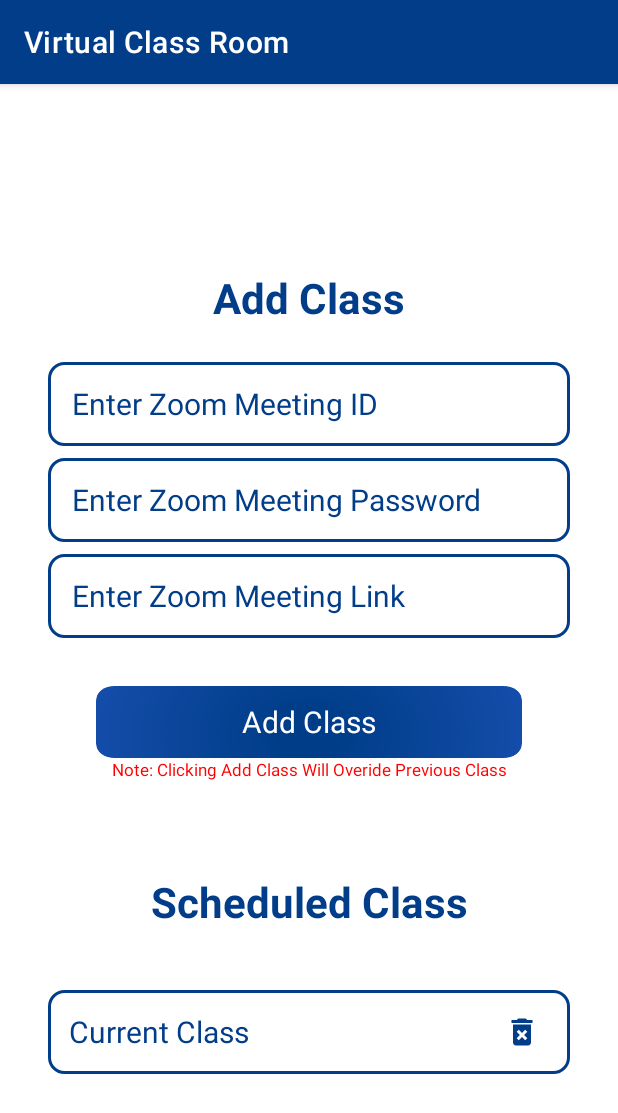
After one commit to SagheerHussainZardari/VirtualClassRoom, an Android app: the fragment ScheduleClassFragment shown on its own in the app's theme, on a phone screen of 412 x 824 dp. The commit adds this screen. Shown: the top 1113 px of the screen. Run offline under Robolectric (Android 15) with nearby library versions, the phone set to English and light mode, and no system bars.

Commit message:
Added ScheduleClassFragment.kt UI now implement Functionality to upload Data

```diff
--- a/app/src/main/java/com/sagheerhussainzardari/virtualclassroom/StudentFiles/StudentFragments/StudentCheckForClassesFragment.kt
+++ b/app/src/main/java/com/sagheerhussainzardari/virtualclassroom/StudentFiles/StudentFragments/StudentCheckForClassesFragment.kt
@@ -17,7 +17,7 @@ import com.sagheerhussainzardari.virtualclassroom.R
 import com.sagheerhussainzardari.virtualclassroom.StudentFiles.Adapters.CurrentClassesAdapter
 import com.sagheerhussainzardari.virtualclassroom.StudentFiles.Models.CurrentClassModel
 import com.sagheerhussainzardari.virtualclassroom.StudentFiles.StudentHomeActivity
-import kotlinx.android.synthetic.main.fragment_student_check_for_classes.*
+import kotlinx.android.synthetic.main.fragment_student_checkforclasses.*
 
 class StudentCheckForClassesFragment : Fragment() {
 
@@ -32,7 +32,7 @@ class StudentCheckForClassesFragment : Fragment() {
         savedInstanceState: Bundle?
     ): View? {
         // Inflate the layout for this fragment
-        return inflater.inflate(R.layout.fragment_student_check_for_classes, container, false)
+        return inflater.inflate(R.layout.fragment_student_checkforclasses, container, false)
     }
 
     override fun onViewCreated(view: View, savedInstanceState: Bundle?) {
--- a/app/src/main/java/com/sagheerhussainzardari/virtualclassroom/StudentFiles/StudentHomeActivity.kt
+++ b/app/src/main/java/com/sagheerhussainzardari/virtualclassroom/StudentFiles/StudentHomeActivity.kt
@@ -49,7 +49,7 @@ class StudentHomeActivity : AppCompatActivity() {
 
         appBarConfiguration = AppBarConfiguration(
             setOf(
-                R.id.nav_studenthomefragment,
+                R.id.nav_studentHomeFragment,
                 R.id.nav_studentCheckForClassesFragment
             ), drawerLayout
         )
@@ -109,7 +109,7 @@ class StudentHomeActivity : AppCompatActivity() {
 
         val navController = findNavController(R.id.nav_host_fragment)
 
-        if (navController.currentDestination!!.id != R.id.nav_studenthomefragment) {
+        if (navController.currentDestination!!.id != R.id.nav_studentHomeFragment) {
             super.onBackPressed()
         } else {
             finishAffinity()
--- a/app/src/main/java/com/sagheerhussainzardari/virtualclassroom/TeacherFiles/TeacherFragments/AfterClassSelectedFragment.kt
+++ b/app/src/main/java/com/sagheerhussainzardari/virtualclassroom/TeacherFiles/TeacherFragments/AfterClassSelectedFragment.kt
@@ -6,7 +6,8 @@ import android.view.View
 import android.view.ViewGroup
 import androidx.fragment.app.Fragment
 import com.sagheerhussainzardari.virtualclassroom.R
-import kotlinx.android.synthetic.main.fragment_teacher_after_class_selected.*
+import com.sagheerhussainzardari.virtualclassroom.TeacherFiles.TeacherHomeActivity
+import kotlinx.android.synthetic.main.fragment_teacher_afterclassselected.*
 
 class AfterClassSelectedFragment : Fragment() {
 
@@ -15,7 +16,7 @@ class AfterClassSelectedFragment : Fragment() {
         savedInstanceState: Bundle?
     ): View? {
         // Inflate the layout for this fragment
-        return inflater.inflate(R.layout.fragment_teacher_after_class_selected, container, false)
+        return inflater.inflate(R.layout.fragment_teacher_afterclassselected, container, false)
     }
 
 
@@ -23,7 +24,7 @@ class AfterClassSelectedFragment : Fragment() {
         super.onViewCreated(view, savedInstanceState)
 
         card_scheduleNextClass_AfterClassSelectedTeacher.setOnClickListener {
-
+            (activity as TeacherHomeActivity).openFragmentScheduleClass()
         }
     }
 
--- /dev/null
+++ b/app/src/main/java/com/sagheerhussainzardari/virtualclassroom/TeacherFiles/TeacherFragments/ScheduleClassFragment.kt
@@ -0,0 +1,20 @@
+package com.sagheerhussainzardari.virtualclassroom.TeacherFiles.TeacherFragments
+
+import android.os.Bundle
+import android.view.LayoutInflater
+import android.view.View
+import android.view.ViewGroup
+import androidx.fragment.app.Fragment
+import com.sagheerhussainzardari.virtualclassroom.R
+
+class ScheduleClassFragment : Fragment() {
+
+    override fun onCreateView(
+        inflater: LayoutInflater, container: ViewGroup?,
+        savedInstanceState: Bundle?
+    ): View? {
+        // Inflate the layout for this fragment
+        return inflater.inflate(R.layout.fragment_teacher_scheduleclass, container, false)
+    }
+
+}
--- a/app/src/main/java/com/sagheerhussainzardari/virtualclassroom/TeacherFiles/TeacherHomeActivity.kt
+++ b/app/src/main/java/com/sagheerhussainzardari/virtualclassroom/TeacherFiles/TeacherHomeActivity.kt
@@ -44,8 +44,9 @@ class TeacherHomeActivity : AppCompatActivity() {
 
         appBarConfiguration = AppBarConfiguration(
             setOf(
-                R.id.nav_teacherhomefragment,
-                R.id.nav_afterClassSelectedFragment
+                R.id.nav_teacherHomeFragment,
+                R.id.nav_teacherAfterClassSelectedFragment,
+                R.id.nav_teacherScheduleClassFragment
             ), drawerLayout
         )
         setupActionBarWithNavController(navController, appBarConfiguration)
@@ -90,7 +91,12 @@ class TeacherHomeActivity : AppCompatActivity() {
 
     fun openFragmentAfterClassSelected() {
         val navController = findNavController(R.id.nav_host_fragment_teacher)
-        navController.navigate(R.id.nav_afterClassSelectedFragment)
+        navController.navigate(R.id.nav_teacherAfterClassSelectedFragment)
+    }
+
+    fun openFragmentScheduleClass() {
+        val navController = findNavController(R.id.nav_host_fragment_teacher)
+        navController.navigate(R.id.nav_teacherScheduleClassFragment)
     }
 
 
--- /dev/null
+++ b/app/src/main/res/drawable/ic_delete.xml
@@ -0,0 +1,10 @@
+<vector xmlns:android="http://schemas.android.com/apk/res/android"
+    android:width="24dp"
+    android:height="24dp"
+    android:tint="#FFFFFF"
+    android:viewportWidth="24"
+    android:viewportHeight="24">
+    <path
+        android:fillColor="@android:color/white"
+        android:pathData="M6,19c0,1.1 0.9,2 2,2h8c1.1,0 2,-0.9 2,-2L18,7L6,7v12zM8.46,11.88l1.41,-1.41L12,12.59l2.12,-2.12 1.41,1.41L13.41,14l2.12,2.12 -1.41,1.41L12,15.41l-2.12,2.12 -1.41,-1.41L10.59,14l-2.13,-2.12zM15.5,4l-1,-1h-5l-1,1L5,4v2h14L19,4z" />
+</vector>
--- /dev/null
+++ b/app/src/main/res/layout/fragment_teacher_scheduleclass.xml
@@ -0,0 +1,140 @@
+<?xml version="1.0" encoding="utf-8"?>
+<LinearLayout xmlns:android="http://schemas.android.com/apk/res/android"
+    xmlns:app="http://schemas.android.com/apk/res-auto"
+    xmlns:tools="http://schemas.android.com/tools"
+    android:layout_width="match_parent"
+    android:layout_height="match_parent"
+    android:orientation="vertical"
+    tools:context=".TeacherFiles.TeacherFragments.ScheduleClassFragment">
+
+
+    <ScrollView
+        android:layout_width="match_parent"
+        android:layout_height="match_parent">
+
+        <LinearLayout
+            android:layout_width="match_parent"
+            android:layout_height="match_parent"
+            android:layout_gravity="center"
+            android:orientation="vertical">
+
+            <TextView
+                android:layout_width="match_parent"
+                android:layout_height="wrap_content"
+                android:gravity="center"
+                android:paddingTop="16dp"
+                android:paddingBottom="16dp"
+                android:text="Add Class"
+                android:textColor="@color/colorPrimary"
+                android:textSize="28sp"
+                android:textStyle="bold" />
+
+
+            <EditText
+                style="@style/style_edittext_scheduleClass"
+                android:hint="Enter Zoom Meeting ID"
+                android:paddingLeft="16dp"
+                android:paddingRight="16dp" />
+
+            <EditText
+                style="@style/style_edittext_scheduleClass"
+                android:hint="Enter Zoom Meeting Password"
+                android:paddingLeft="16dp"
+                android:paddingRight="16dp" />
+
+            <EditText
+                style="@style/style_edittext_scheduleClass"
+                android:hint="Enter Zoom Meeting Link"
+                android:paddingLeft="16dp"
+                android:paddingRight="16dp" />
+
+            <androidx.cardview.widget.CardView
+                style="@style/style_button"
+                android:layout_marginTop="32dp"
+                android:clickable="true"
+                android:foreground="?android:attr/selectableItemBackground"
+                android:paddingLeft="16dp"
+                android:paddingRight="16dp"
+                app:cardCornerRadius="10dp"
+                app:elevation="32dp">
+
+                <LinearLayout
+                    android:layout_width="match_parent"
+                    android:layout_height="match_parent"
+                    android:background="@drawable/gradientback_withroundcorners">
+
+
+                    <TextView
+                        android:layout_width="match_parent"
+                        android:layout_height="match_parent"
+                        android:gravity="center"
+                        android:text="Add Class"
+                        android:textColor="#fff"
+                        android:textSize="20sp" />
+                </LinearLayout>
+            </androidx.cardview.widget.CardView>
+
+            <TextView
+                android:layout_width="match_parent"
+                android:layout_height="wrap_content"
+                android:layout_marginLeft="64dp"
+                android:layout_marginRight="64dp"
+                android:gravity="center_horizontal"
+                android:lines="2"
+                android:text="Note: Clicking Add Class Will Overide Previous Class"
+                android:textColor="#FF0000"
+                android:textSize="11sp" />
+
+
+            <TextView
+                android:layout_width="match_parent"
+                android:layout_height="wrap_content"
+                android:layout_marginTop="32dp"
+                android:layout_marginBottom="16dp"
+                android:gravity="center"
+                android:paddingTop="16dp"
+                android:paddingBottom="16dp"
+                android:text="Scheduled Class"
+                android:textColor="@color/colorPrimary"
+                android:textSize="28sp"
+                android:textStyle="bold" />
+
+
+            <LinearLayout
+                style="@style/style_edittext_scheduleClass"
+                android:layout_width="match_parent"
+                android:layout_height="56dp"
+                android:paddingRight="-10dp"
+                android:weightSum="10">
+
+                <TextView
+                    android:layout_width="0dp"
+                    android:layout_height="match_parent"
+                    android:layout_weight="8"
+                    android:gravity="center_vertical"
+                    android:paddingLeft="4dp"
+                    android:text="Current Class"
+                    android:textColor="@color/colorPrimary"
+                    android:textSize="20sp" />
+
+                <TextView
+                    android:layout_width="0dp"
+                    android:layout_height="match_parent"
+                    android:layout_weight="2"
+                    android:clickable="true"
+                    android:drawableStart="@drawable/ic_delete"
+                    android:drawableTint="@color/colorPrimary"
+                    android:foreground="?android:attr/selectableItemBackground"
+                    android:gravity="center_vertical"
+                    android:paddingLeft="16dp"
+                    android:textColor="@color/colorPrimary"
+                    android:textSize="20sp" />
+
+
+            </LinearLayout>
+
+
+        </LinearLayout>
+    </ScrollView>
+
+</LinearLayout>
--- a/app/src/main/res/menu/activity_studenthome_drawer.xml
+++ b/app/src/main/res/menu/activity_studenthome_drawer.xml
@@ -9,7 +9,7 @@
             <group android:checkableBehavior="single">
 
                 <item
-                    android:id="@+id/nav_studenthomefragment"
+                    android:id="@+id/nav_studentHomeFragment"
                     android:icon="@drawable/ic_email"
                     android:title="Student Home" />
 
@@ -20,7 +20,7 @@
     <item android:title="Others">
         <menu>
             <item
-                android:id="@+id/nav_studentlogoutfragment"
+                android:id="@+id/nav_studentLogoutFragment"
                 android:icon="@drawable/ic_person"
                 android:title="Logout" />
         </menu>
--- a/app/src/main/res/menu/activity_teacherhome_drawer.xml
+++ b/app/src/main/res/menu/activity_teacherhome_drawer.xml
@@ -8,7 +8,7 @@
             <group android:checkableBehavior="single">
 
                 <item
-                    android:id="@+id/nav_teacherhomefragment"
+                    android:id="@+id/nav_teacherHomeFragment"
                     android:icon="@drawable/ic_email"
                     android:title="Teacher Home" />
 
@@ -20,7 +20,7 @@
     <item android:title="Others">
         <menu>
             <item
-                android:id="@+id/nav_teacherlogoutfragment"
+                android:id="@+id/nav_teacherLogoutFragment"
                 android:icon="@drawable/ic_email"
                 android:title="Logout" />
         </menu>
--- a/app/src/main/res/navigation/student_mobile_navigation.xml
+++ b/app/src/main/res/navigation/student_mobile_navigation.xml
@@ -3,11 +3,11 @@
     xmlns:app="http://schemas.android.com/apk/res-auto"
     xmlns:tools="http://schemas.android.com/tools"
     android:id="@+id/student_mobile_navigation"
-    app:startDestination="@+id/nav_studenthomefragment">
+    app:startDestination="@+id/nav_studentHomeFragment">
 
 
     <fragment
-        android:id="@+id/nav_studenthomefragment"
+        android:id="@+id/nav_studentHomeFragment"
         android:name="com.sagheerhussainzardari.virtualclassroom.StudentFiles.StudentFragments.StudentHomeFragment"
         android:label="Home"
         tools:layout="@layout/fragment_student_home">
@@ -15,7 +15,7 @@
     </fragment>
 
     <fragment
-        android:id="@+id/nav_studentlogoutfragment"
+        android:id="@+id/nav_studentLogoutFragment"
         android:name="com.sagheerhussainzardari.virtualclassroom.StudentFiles.StudentFragments.StudentLogoutFragment"
         android:label="Logout"
         tools:layout="@layout/fragment_student_logout" />
@@ -24,7 +24,7 @@
         android:id="@+id/nav_studentCheckForClassesFragment"
         android:name="com.sagheerhussainzardari.virtualclassroom.StudentFiles.StudentFragments.StudentCheckForClassesFragment"
         android:label="Currently Scheduled Classes"
-        tools:layout="@layout/fragment_student_check_for_classes" />
+        tools:layout="@layout/fragment_student_checkforclasses" />
 
 
 </navigation>
--- a/app/src/main/res/navigation/teacher_mobile_navigation.xml
+++ b/app/src/main/res/navigation/teacher_mobile_navigation.xml
@@ -3,24 +3,29 @@
     xmlns:app="http://schemas.android.com/apk/res-auto"
     xmlns:tools="http://schemas.android.com/tools"
     android:id="@+id/teacher_mobile_navigation"
-    app:startDestination="@+id/nav_teacherhomefragment">
+    app:startDestination="@+id/nav_teacherHomeFragment">
 
 
     <fragment
-        android:id="@+id/nav_teacherhomefragment"
+        android:id="@+id/nav_teacherHomeFragment"
         android:name="com.sagheerhussainzardari.virtualclassroom.TeacherFiles.TeacherFragments.TeacherHomeFragment"
         android:label="Home"
         tools:layout="@layout/fragment_teacher_home" />
     <fragment
-        android:id="@+id/nav_teacherlogoutfragment"
+        android:id="@+id/nav_teacherLogoutFragment"
         android:name="com.sagheerhussainzardari.virtualclassroom.TeacherFiles.TeacherFragments.TeacherLogoutFragment"
         android:label="Logout"
         tools:layout="@layout/fragment_teacher_logout" />
     <fragment
-        android:id="@+id/nav_afterClassSelectedFragment"
+        android:id="@+id/nav_teacherAfterClassSelectedFragment"
         android:name="com.sagheerhussainzardari.virtualclassroom.TeacherFiles.TeacherFragments.AfterClassSelectedFragment"
         android:label="Class Dashboard"
-        tools:layout="@layout/fragment_teacher_after_class_selected" />
+        tools:layout="@layout/fragment_teacher_afterclassselected" />
+    <fragment
+        android:id="@+id/nav_teacherScheduleClassFragment"
+        android:name="com.sagheerhussainzardari.virtualclassroom.TeacherFiles.TeacherFragments.ScheduleClassFragment"
+        android:label="Schedule Next Class"
+        tools:layout="@layout/fragment_teacher_scheduleclass" />
 
 
 </navigation>
--- a/app/src/main/res/values/styles.xml
+++ b/app/src/main/res/values/styles.xml
@@ -33,4 +33,21 @@
 
     </style>
 
+
+    <style name="style_edittext_scheduleClass">
+
+        <item name="android:layout_width">match_parent</item>
+        <item name="android:layout_height">56dp</item>
+        <item name="android:layout_marginLeft">32dp</item>
+        <item name="android:layout_marginRight">32dp</item>
+        <item name="android:background">@drawable/edittextback</item>
+        <item name="android:paddingLeft">10dp</item>
+        <item name="android:paddingRight">10dp</item>
+        <item name="android:textSize">20sp</item>
+        <item name="android:textColor">@color/colorPrimary</item>
+        <item name="android:textColorHint">@color/colorPrimary</item>
+        <item name="android:layout_marginTop">8dp</item>
+
+    </style>
+
 </resources>
```
Also changed, not shown: app/src/main/res/layout/fragment_student_checkforclasses.xml (renamed from app/src/main/res/layout/fragment_student_check_for_classes.xml), app/src/main/res/layout/fragment_teacher_afterclassselected.xml (renamed from app/src/main/res/layout/fragment_teacher_after_class_selected.xml).
